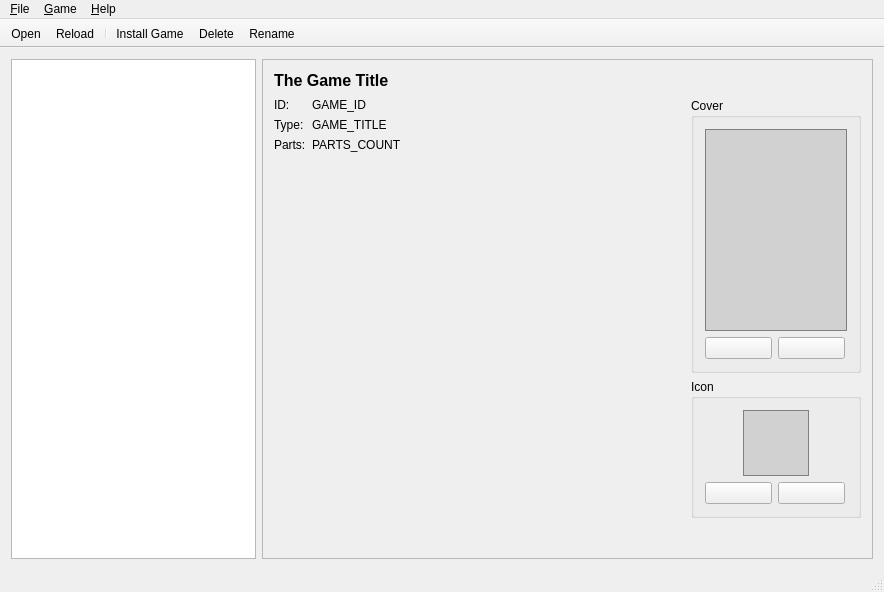
Qt form src/MainWindow.ui (brainstream/OPL-PC-Tools) before a commit.
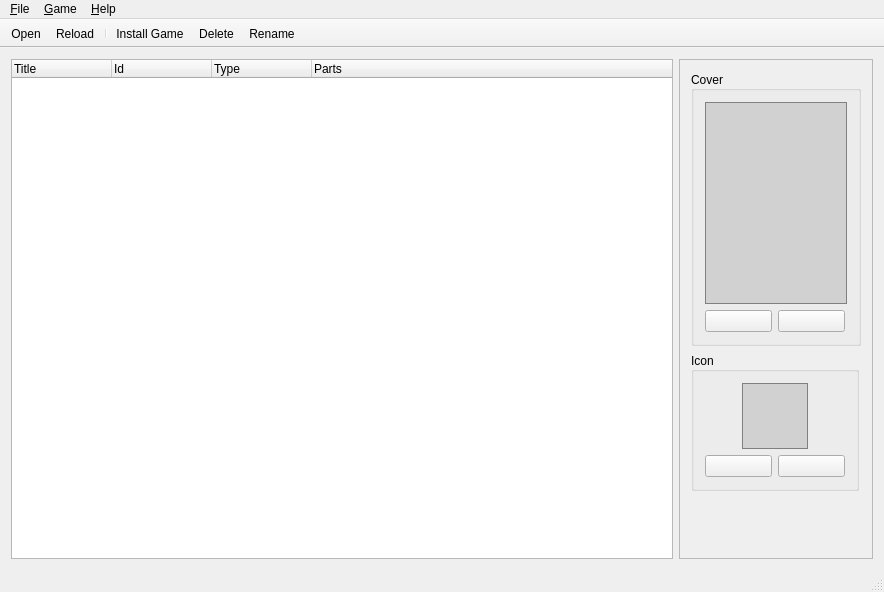
The same form after that commit. Icons and pictures are not drawn.

Diff of the .ui file:
```diff
--- a/src/MainWindow.ui
+++ b/src/MainWindow.ui
@@ -20,32 +20,70 @@
   <widget class="QWidget" name="centralWidget">
    <layout class="QHBoxLayout" name="horizontalLayout_2">
     <item>
-     <widget class="QListWidget" name="mp_list_games">
+     <widget class="QTreeWidget" name="mp_tree_games">
+      <property name="showDropIndicator" stdset="0">
+       <bool>false</bool>
+      </property>
+      <property name="alternatingRowColors">
+       <bool>true</bool>
+      </property>
+      <property name="rootIsDecorated">
+       <bool>false</bool>
+      </property>
+      <property name="itemsExpandable">
+       <bool>false</bool>
+      </property>
+      <property name="expandsOnDoubleClick">
+       <bool>false</bool>
+      </property>
+      <column>
+       <property name="text">
+        <string>Title</string>
+       </property>
+      </column>
+      <column>
+       <property name="text">
+        <string>Id</string>
+       </property>
+      </column>
+      <column>
+       <property name="text">
+        <string>Type</string>
+       </property>
+      </column>
+      <column>
+       <property name="text">
+        <string>Parts</string>
+       </property>
+      </column>
+     </widget>
+    </item>
+    <item>
+     <widget class="QFrame" name="frame">
       <property name="sizePolicy">
-       <sizepolicy hsizetype="Expanding" vsizetype="Expanding">
-        <horstretch>2</horstretch>
+       <sizepolicy hsizetype="Fixed" vsizetype="Preferred">
+        <horstretch>1</horstretch>
         <verstretch>0</verstretch>
        </sizepolicy>
       </property>
+      <property name="minimumSize">
+       <size>
+        <width>194</width>
+        <height>0</height>
+       </size>
+      </property>
       <property name="maximumSize">
        <size>
-        <width>900</width>
+        <width>194</width>
         <height>16777215</height>
        </size>
       </property>
-     </widget>
-    </item>
-    <item>
-     <widget class="QFrame" name="frame">
-      <property name="sizePolicy">
-       <sizepolicy hsizetype="Expanding" vsizetype="Preferred">
-        <horstretch>5</horstretch>
-        <verstretch>0</verstretch>
-       </sizepolicy>
-      </property>
       <property name="frameShape">
        <enum>QFrame::StyledPanel</enum>
       </property>
+      <property name="frameShadow">
+       <enum>QFrame::Sunken</enum>
+      </property>
       <layout class="QVBoxLayout" name="verticalLayout">
        <item>
         <widget class="QWidget" name="mp_widget_game_details" native="true">
@@ -66,118 +104,19 @@
            <number>0</number>
           </property>
           <item>
-           <widget class="QLabel" name="mp_label_game_title">
-            <property name="sizePolicy">
-             <sizepolicy hsizetype="Preferred" vsizetype="Preferred">
-              <horstretch>0</horstretch>
-              <verstretch>0</verstretch>
-             </sizepolicy>
-            </property>
-            <property name="font">
-             <font>
-              <pointsize>12</pointsize>
-              <weight>75</weight>
-              <bold>true</bold>
-             </font>
-            </property>
-            <property name="text">
-             <string notr="true">The Game Title</string>
-            </property>
-            <property name="textFormat">
-             <enum>Qt::PlainText</enum>
-            </property>
-            <property name="alignment">
-             <set>Qt::AlignLeading|Qt::AlignLeft|Qt::AlignTop</set>
-            </property>
-            <property name="wordWrap">
-             <bool>true</bool>
-            </property>
-            <property name="textInteractionFlags">
-             <set>Qt::TextSelectableByMouse</set>
-            </property>
-           </widget>
-          </item>
-          <item>
-           <layout class="QHBoxLayout" name="mp_layout_game_details">
-            <property name="topMargin">
-             <number>8</number>
-            </property>
-            <item>
-             <layout class="QFormLayout" name="mp_layout_proprties">
-              <item row="1" column="0">
-               <widget class="QLabel" name="label_6">
-                <property name="text">
-                 <string>ID:</string>
-                </property>
-               </widget>
-              </item>
-              <item row="1" column="1">
-               <widget class="QLabel" name="mp_label_game_id">
-                <property name="text">
-                 <string notr="true">GAME_ID</string>
-                </property>
-                <property name="textInteractionFlags">
-                 <set>Qt::TextSelectableByMouse</set>
-                </property>
-               </widget>
-              </item>
-              <item row="2" column="0">
-               <widget class="QLabel" name="label_2">
-                <property name="text">
-                 <string>Type:</string>
-                </property>
-               </widget>
-              </item>
-              <item row="2" column="1">
-               <widget class="QLabel" name="mp_label_game_type">
-                <property name="text">
-                 <string notr="true">GAME_TITLE</string>
-                </property>
-                <property name="textInteractionFlags">
-                 <set>Qt::TextSelectableByMouse</set>
-                </property>
-               </widget>
-              </item>
-              <item row="3" column="0">
-               <widget class="QLabel" name="label_4">
-                <property name="text">
-                 <string>Parts:</string>
-                </property>
-               </widget>
-              </item>
-              <item row="3" column="1">
-               <widget class="QLabel" name="mp_label_game_parts">
-                <property name="text">
-                 <string notr="true">PARTS_COUNT</string>
-                </property>
-                <property name="textInteractionFlags">
-                 <set>Qt::TextSelectableByMouse</set>
-                </property>
-               </widget>
-              </item>
-              <item row="4" column="0" colspan="2">
-               <spacer name="horizontalSpacer">
-                <property name="orientation">
-                 <enum>Qt::Horizontal</enum>
-                </property>
-                <property name="sizeHint" stdset="0">
-                 <size>
-                  <width>40</width>
-                  <height>20</height>
-                 </size>
-                </property>
-               </spacer>
-              </item>
-             </layout>
-            </item>
-            <item>
-             <layout class="QVBoxLayout" name="verticalLayout_2">
+           <layout class="QVBoxLayout" name="mp_layout_game_details">
               <item>
                <widget class="QGroupBox" name="groupBox">
                 <property name="title">
                  <string>Cover</string>
                 </property>
+              <property name="alignment">
+               <set>Qt::AlignLeading|Qt::AlignLeft|Qt::AlignVCenter</set>
+              </property>
                 <layout class="QVBoxLayout" name="verticalLayout_3">
+               <property name="sizeConstraint">
+                <enum>QLayout::SetFixedSize</enum>
+               </property>
                  <item>
                   <widget class="QLabel" name="mp_label_cover">
                    <property name="sizePolicy">
@@ -201,6 +140,9 @@
                    <property name="text">
                     <string notr="true"/>
                    </property>
+                 <property name="alignment">
+                  <set>Qt::AlignCenter</set>
+                 </property>
                   </widget>
                  </item>
                  <item>
@@ -279,7 +221,13 @@
                 <property name="title">
                  <string>Icon</string>
                 </property>
+              <property name="alignment">
+               <set>Qt::AlignLeading|Qt::AlignLeft|Qt::AlignVCenter</set>
+              </property>
                 <layout class="QVBoxLayout" name="verticalLayout_4">
+               <property name="sizeConstraint">
+                <enum>QLayout::SetFixedSize</enum>
+               </property>
                  <item>
                   <layout class="QHBoxLayout" name="horizontalLayout_3">
                    <item>
@@ -399,8 +347,6 @@
              </layout>
             </item>
            </layout>
-          </item>
-         </layout>
         </widget>
        </item>
       </layout>
```
Left out of the diff: 66 changed lines with no effect on the pictures. Lines whose indentation alone changed are shown as unchanged.
